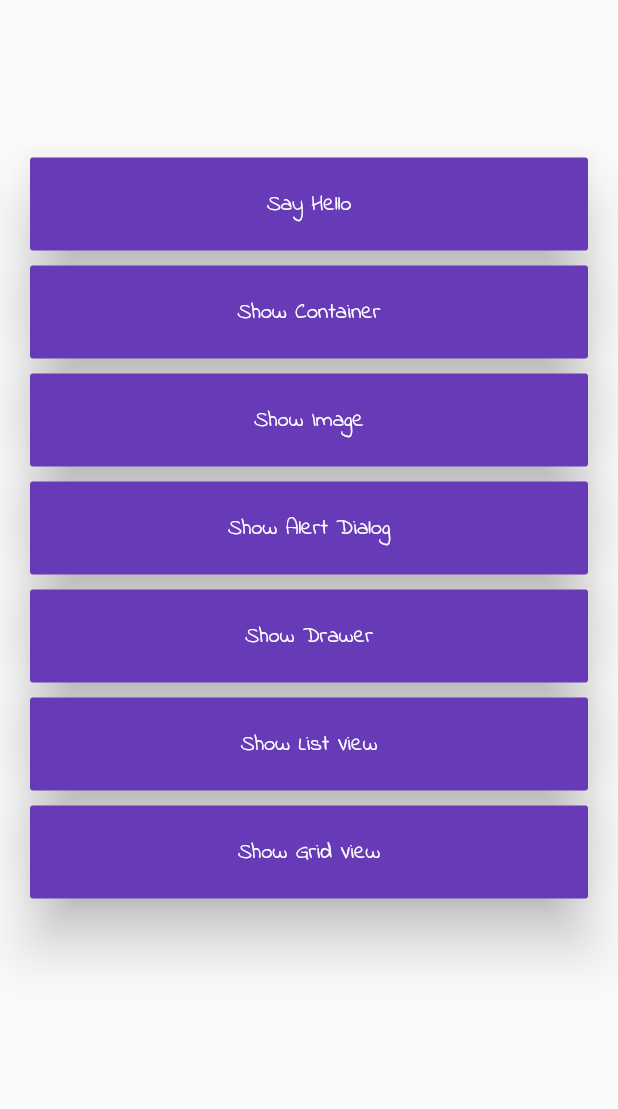
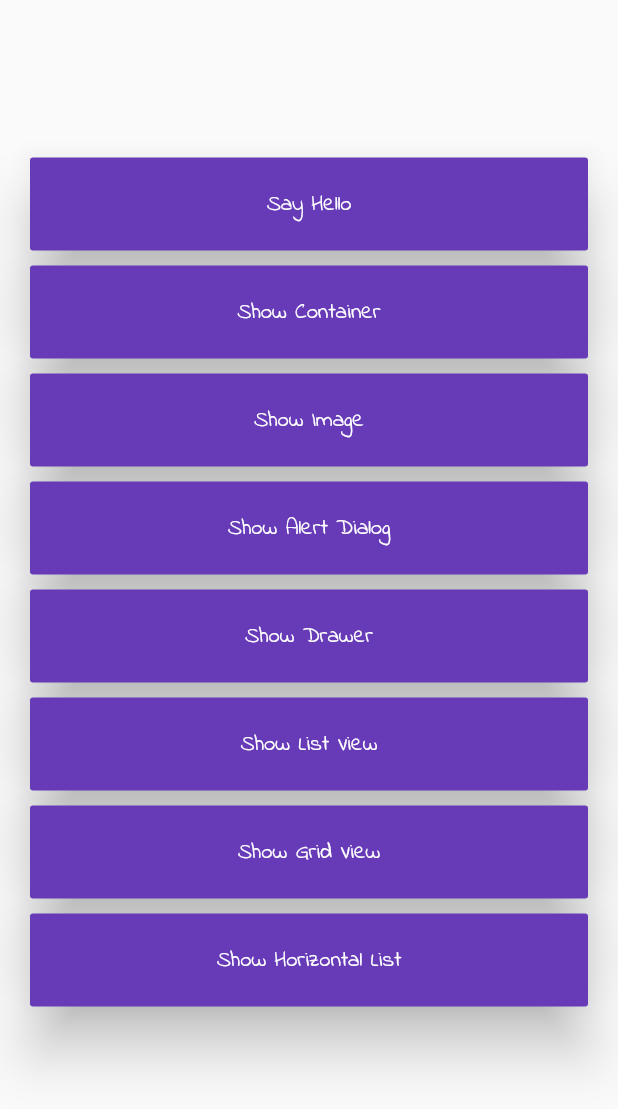
Before and after one commit to Mondira13/My_First_Flutter_Sample, a Flutter app: the screen it shows after launch, on a phone screen of 412 x 824 dp. Shown: the top 1109 px of the screen. Run offline on Flutter 3.47's test engine with Material 2 defaults, Android fonts, the phone set to English and light mode, and no system bars; our stand-ins replace fluttertoast.

Commit message:
Add : attach Horizontal list View

```diff
--- a/lib/screens/set_buttons.dart
+++ b/lib/screens/set_buttons.dart
@@ -6,6 +6,7 @@ import 'my_container.dart';
 import 'set_appbar_with_drawer.dart';
 import 'set_list_view.dart';
 import 'set_grid_view.dart';
+import 'set_horizontal_list.dart';
 
 class SetButtons extends StatelessWidget {
   @override
@@ -175,6 +176,28 @@ class SetButtons extends StatelessWidget {
                               ),
                             ))
                       ],
+                    ),
+                    Row(
+                      children: <Widget>[
+                        Expanded(
+                            child: Container(
+                              margin: EdgeInsets.only(
+                                  left: 0.0, right: 0.0, top: 5.0, bottom: 5.0),
+                              child: RaisedButton(
+                                onPressed: () {
+                                  show_horizontal_list(context);
+                                },
+                                color: Colors.deepPurple,
+                                child: Text(
+                                  "Show Horizontal List",
+                                  style: TextStyle(
+                                      fontSize: 15.0, color: Colors.white,fontFamily: 'IndieFlower-Regular' ),
+                                ),
+                                elevation: 16.0,
+                                padding: EdgeInsets.all(20.0),
+                              ),
+                            ))
+                      ],
                     )
                   ],
                 )
@@ -218,3 +241,7 @@ void show_list_view(BuildContext context) {
 void show_grid_view(BuildContext context) {
   Navigator.of(context).push(MaterialPageRoute(builder: (context) => SetGridView()));
 }
+
+void show_horizontal_list(BuildContext context) {
+  Navigator.of(context).push(MaterialPageRoute(builder: (context) => SetHorizontalList()));
+}
--- a/pubspec.yaml
+++ b/pubspec.yaml
@@ -79,3 +79,8 @@ flutter:
 
   assets:
     - images/flower.jpg
+    - images/food_one.jpg
+    - images/food_two.jpg
+    - images/food_three.jpg
+    - images/food_five.jpg
+    - images/food_seven.jpg
```
Also changed, not shown: lib/screens/set_horizontal_list.dart (added, +39 -0 lines), images/food_five.jpg (added), images/food_one.jpg (added), images/food_seven.jpg (added), images/food_three.jpg (added), images/food_two.jpg (added).
